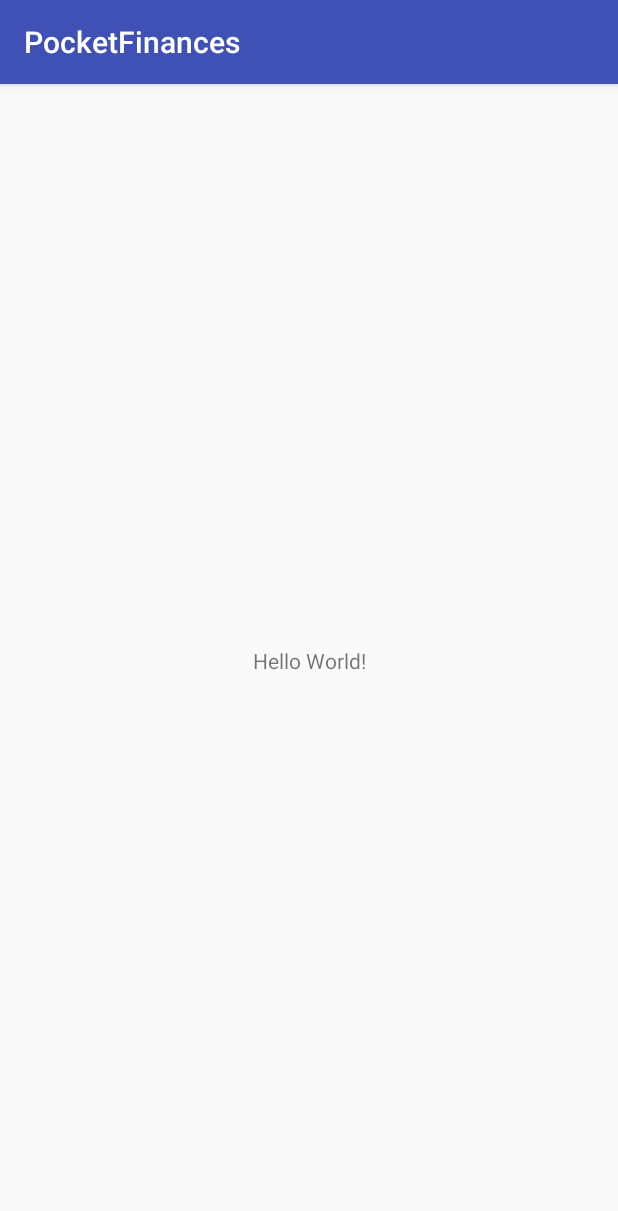
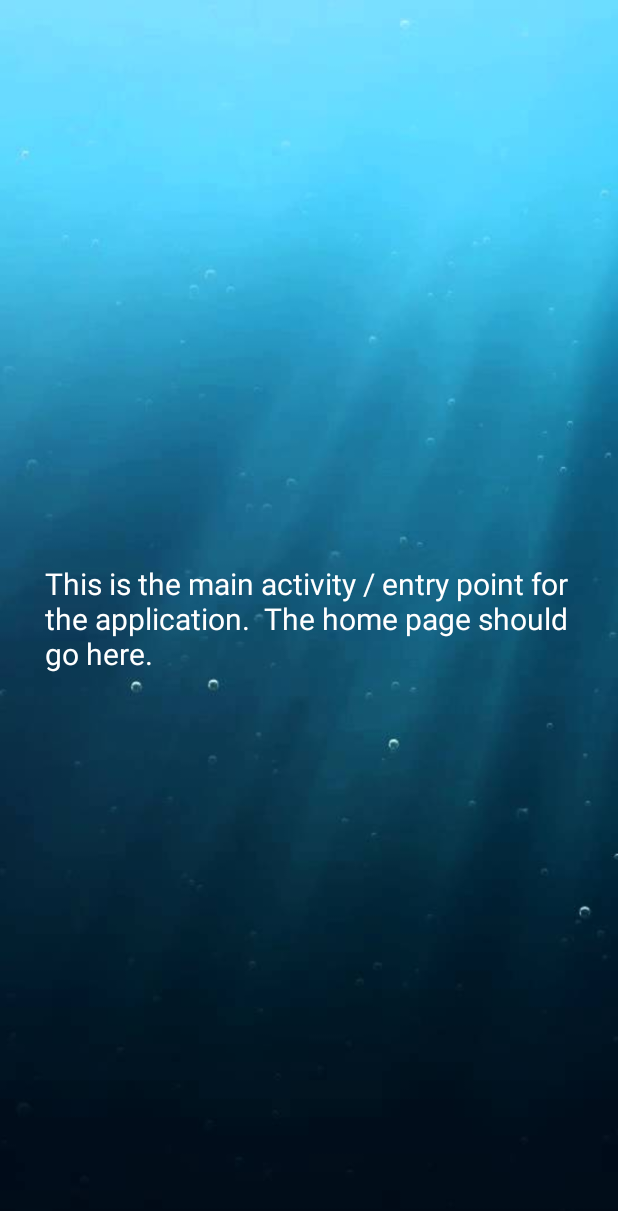
Before and after one commit to afink170/PocketFinances, an Android app: the screen it shows after launch (MainActivity), on a phone screen of 412 x 824 dp. Shown: the top 1211 px of the screen. Run offline under Robolectric (Android 15) with nearby library versions, the phone set to English and light mode, and no system bars.

Commit message:
Set up the entry point so that development can begin.

```diff
--- a/app/src/main/res/layout/activity_main.xml
+++ b/app/src/main/res/layout/activity_main.xml
@@ -4,15 +4,25 @@
     xmlns:tools="http://schemas.android.com/tools"
     android:layout_width="match_parent"
     android:layout_height="match_parent"
+    android:fitsSystemWindows="true"
     tools:context=".MainActivity">
+
+    <ImageView
+        android:layout_width="match_parent"
+        android:layout_height="match_parent"
+        android:src="@drawable/background_main2"
+        android:scaleType="centerCrop"/>
 
     <TextView
         android:layout_width="wrap_content"
         android:layout_height="wrap_content"
-        android:text="Hello World!"
+        android:text="This is the main activity / entry point for the application.  The home page should go here."
         app:layout_constraintBottom_toBottomOf="parent"
         app:layout_constraintLeft_toLeftOf="parent"
         app:layout_constraintRight_toRightOf="parent"
-        app:layout_constraintTop_toTopOf="parent" />
+        app:layout_constraintTop_toTopOf="parent"
+        android:textSize="20sp"
+        android:padding="30dp"
+        android:textColor="#ffffff"/>
 
 </android.support.constraint.ConstraintLayout>
--- a/app/src/main/res/values/colors.xml
+++ b/app/src/main/res/values/colors.xml
@@ -2,5 +2,5 @@
 <resources>
     <color name="colorPrimary">#3F51B5</color>
     <color name="colorPrimaryDark">#303F9F</color>
-    <color name="colorAccent">#FF4081</color>
+    <color name="colorAccent">#86fbff</color>
 </resources>
--- a/app/src/main/res/values/styles.xml
+++ b/app/src/main/res/values/styles.xml
@@ -1,11 +1,14 @@
-<resources>
+<resources xmlns:tools="http://schemas.android.com/tools">
 
     <!-- Base application theme. -->
-    <style name="AppTheme" parent="Theme.AppCompat.Light.DarkActionBar">
+    <style name="AppTheme" parent="Theme.AppCompat.Light.NoActionBar">
         <!-- Customize your theme here. -->
         <item name="colorPrimary">@color/colorPrimary</item>
         <item name="colorPrimaryDark">@color/colorPrimaryDark</item>
         <item name="colorAccent">@color/colorAccent</item>
+
+        <item name="android:windowTranslucentStatus" tools:targetAPI="19">true</item>
+        <item name="android:windowTranslucentNavigation" tools:targetAPI="19">true</item>
     </style>
 
 </resources>
```
Also changed, not shown: app/src/main/res/drawable/background_main.jpg (added), app/src/main/res/drawable/background_main2.jpg (added).
